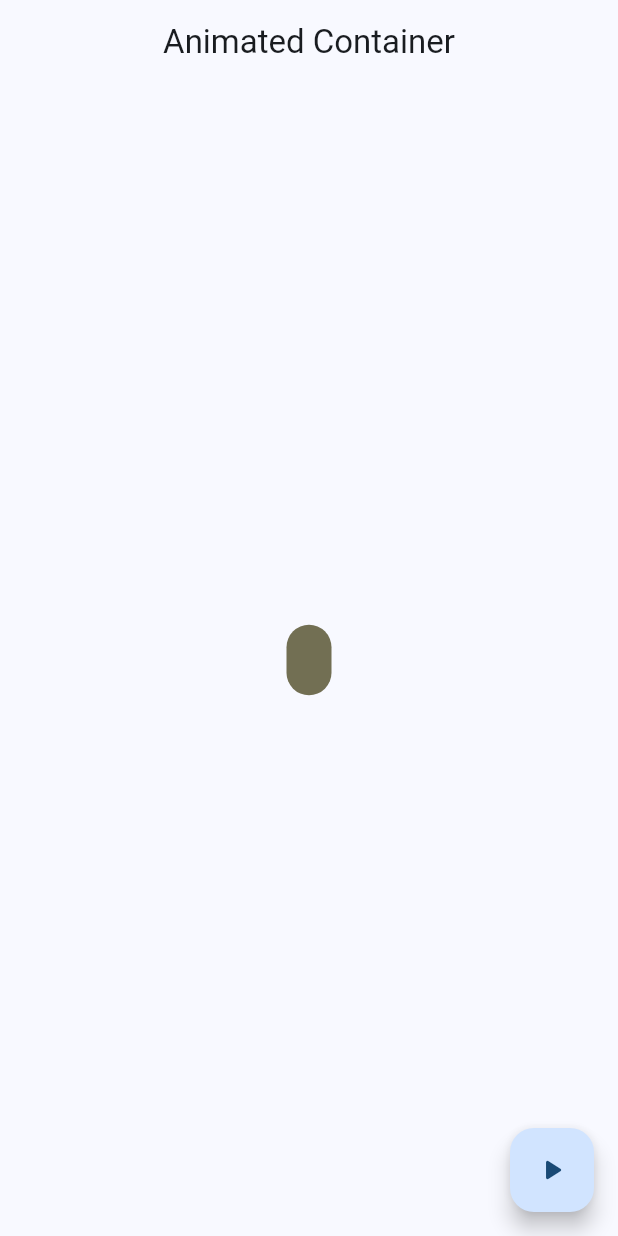
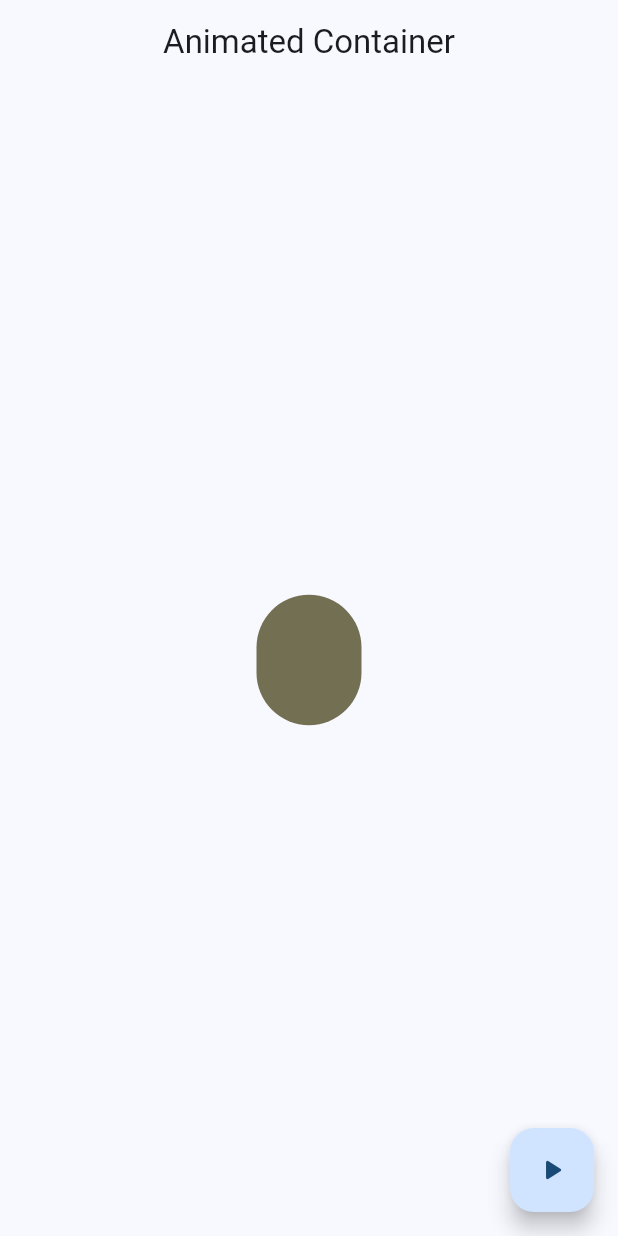
Before and after one commit to DidierDev672/widget_app, a Flutter app: the AnimatedScreen screen opened by its route, after a tap on the "play arrow" icon, on a phone screen of 412 x 824 dp. Run offline on Flutter 3.47's test engine with Material 3 defaults, Android fonts, the phone set to English and light mode, and no system bars; our stand-ins replace animate_do, flutter_riverpod, go_router.

Commit message:
Reparación de las imágenes y animación

```diff
--- a/lib/presentation/screens/animated/animated_screen.dart
+++ b/lib/presentation/screens/animated/animated_screen.dart
@@ -19,8 +19,8 @@ class _AnimatedScreenState extends State<AnimatedScreen> {
   void changeShape() {
     final random = Random();
 
-    width = random.nextInt(200) + 10;
-    height = random.nextInt(200) + 10;
+    width = random.nextInt(200) + 50;
+    height = random.nextInt(200) + 50;
     borderRadius = random.nextInt(100) + 20;
     color = Color.fromRGBO(
       random.nextInt(255),
@@ -43,8 +43,8 @@ class _AnimatedScreenState extends State<AnimatedScreen> {
           child: AnimatedContainer(
             duration: const Duration(milliseconds: 400),
             curve: Curves.elasticOut,
-            width: width <= 0 ? 0 : width,
-            height: height <= 0 ? 0 : height,
+            width: width <= 0 ? 10 : width,
+            height: height <= 0 ? 10 : height,
             decoration: BoxDecoration(
               color: color,
               borderRadius: BorderRadius.circular(
--- a/lib/presentation/screens/app_tutorial/app_tutorial_screen.dart
+++ b/lib/presentation/screens/app_tutorial/app_tutorial_screen.dart
@@ -18,17 +18,17 @@ final slides = <SlideInfo>[
   SlideInfo(
     'Busca la comida',
     'En la búsqueda de alimento, encontramos más que sustento; descubrimos la esencia misma de la vida, donde los sabores del mundo se convierten en el mapa de nuestros viajes.',
-    'assets/images/1.png',
+    'assets/Images/1.png',
   ),
   SlideInfo(
     'Entrega rápida',
     'En un mundo en constante movimiento, la entrega rápida es el puente que une la distancia entre la necesidad y la satisfacción.',
-    'assets/images/1.png',
+    'assets/Images/2.png',
   ),
   SlideInfo(
     'Busca la comida',
     'En los recodos del mundo, la búsqueda de comida nos lleva a descubrir sabores exóticos y recetas ancestrales que nos conectan con la historia de la humanidad.',
-    'assets/images/1.png',
+    'assets/Images/3.png',
   ),
 ];
 
```
Also changed, not shown: lib/presentation/widget/side_menu.dart (+4 -4 lines).
